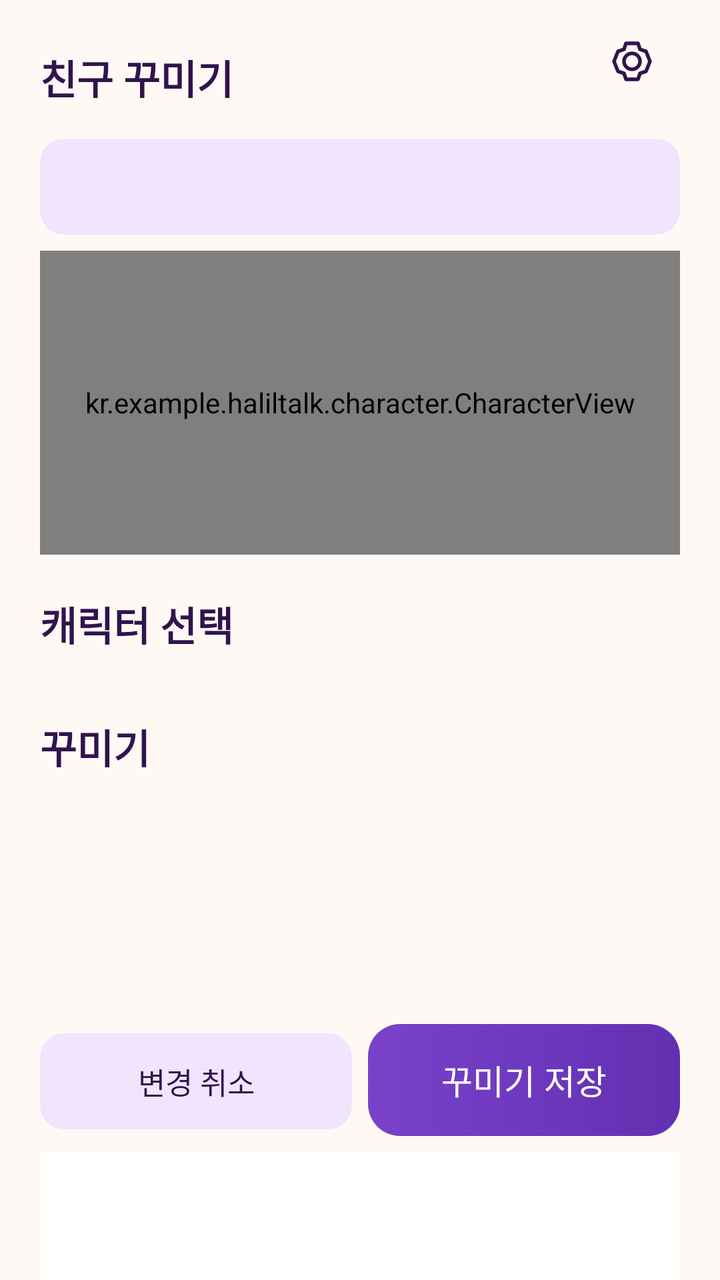
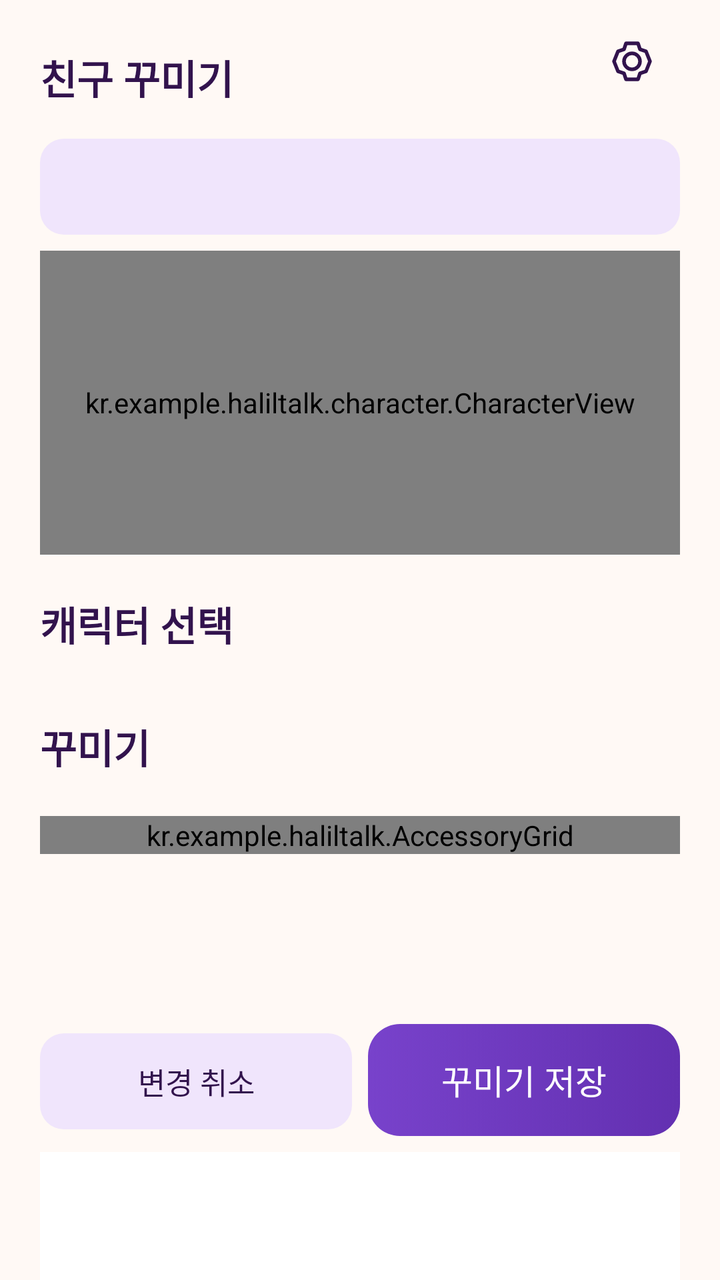

Before-and-after screenshots of an Android layout around one commit, followed by the original layout XML and the change that was made.
<!-- AndroidManifest.xml: application theme android:Theme.Material.Light.NoActionBar -->
<!-- res/layout/screen_customization.xml -->
<LinearLayout xmlns:android="http://schemas.android.com/apk/res/android" style="@style/Page" android:orientation="vertical">
    <LinearLayout android:layout_width="match_parent" android:layout_height="wrap_content" android:orientation="horizontal" android:gravity="center_vertical">
        <TextView style="@style/SectionTitle" android:layout_width="0dp" android:layout_weight="1" android:text="@string/customize_title"/>
        <ImageButton android:id="@+id/open_settings" style="@style/IconButton" android:src="@drawable/ic_settings" android:contentDescription="@string/settings_title"/>
    </LinearLayout>
    <Button android:id="@+id/wardrobe_friend" style="@style/SecondaryButton" android:contentDescription="@string/customize_select"/>
    <TextView android:id="@+id/wardrobe_empty" style="@style/BodyText" android:layout_height="0dp" android:layout_weight="1" android:gravity="center" android:text="@string/customize_empty" android:visibility="gone"/>
    <LinearLayout android:id="@+id/wardrobe_content" android:layout_width="match_parent" android:layout_height="0dp" android:layout_weight="1" android:orientation="vertical">
        <kr.example.haliltalk.character.CharacterView android:id="@+id/wardrobe_preview" android:layout_width="match_parent" android:layout_height="152dp" android:background="@drawable/bg_hero" android:padding="8dp"/>
        <ScrollView android:layout_width="match_parent" android:layout_height="0dp" android:layout_weight="1">
            <LinearLayout android:layout_width="match_parent" android:layout_height="wrap_content" android:orientation="vertical">
                <TextView style="@style/SectionTitle" android:text="@string/character_selection"/>
                <HorizontalScrollView android:layout_width="match_parent" android:layout_height="wrap_content" android:scrollbars="none">
                    <LinearLayout android:id="@+id/wardrobe_characters" android:layout_width="wrap_content" android:layout_height="wrap_content" android:orientation="horizontal"/>
                </HorizontalScrollView>
                <TextView style="@style/SectionTitle" android:text="@string/accessory_selection"/>
                <HorizontalScrollView android:layout_width="match_parent" android:layout_height="wrap_content" android:scrollbars="none">
                    <LinearLayout android:id="@+id/wardrobe_tabs" android:layout_width="wrap_content" android:layout_height="wrap_content" android:orientation="horizontal"/>
                </HorizontalScrollView>
                <HorizontalScrollView android:layout_width="match_parent" android:layout_height="wrap_content" android:scrollbars="none" android:layout_marginBottom="12dp">
                    <LinearLayout android:id="@+id/wardrobe_items" android:layout_width="wrap_content" android:layout_height="wrap_content" android:orientation="horizontal"/>
                </HorizontalScrollView>
            </LinearLayout>
        </ScrollView>
    </LinearLayout>
    <LinearLayout android:id="@+id/wardrobe_actions" android:layout_width="match_parent" android:layout_height="wrap_content" android:orientation="horizontal">
        <Button android:id="@+id/wardrobe_cancel" style="@style/SecondaryButton" android:layout_width="0dp" android:layout_weight="1" android:layout_marginEnd="8dp" android:text="@string/customize_reset"/>
        <Button android:id="@+id/wardrobe_save" style="@style/PrimaryButton" android:layout_width="0dp" android:layout_weight="1" android:text="@string/customize_save"/>
    </LinearLayout>
    <include layout="@layout/bottom_navigation"/>
</LinearLayout>
<!-- res/layout/bottom_navigation.xml (included above) -->
<?xml version="1.0" encoding="utf-8"?>
<LinearLayout xmlns:android="http://schemas.android.com/apk/res/android"
    android:id="@+id/bottom_navigation"
    android:layout_width="match_parent"
    android:layout_height="wrap_content"
    android:minHeight="64dp"
    android:paddingTop="4dp"
    android:paddingBottom="4dp"
    android:orientation="horizontal"
    android:background="@color/surface" />
<!-- resources referenced by this layout -->
<resources>
  <color name="surface">#FFFFFF</color>
  <!-- drawable bg_hero (drawable) -->
  <shape xmlns:android="http://schemas.android.com/apk/res/android">
      <gradient android:angle="315" android:startColor="@color/hero_top" android:endColor="@color/hero_bottom"/>
      <corners android:radius="24dp"/>
  </shape>
  <!-- drawable ic_settings (drawable) -->
  <vector xmlns:android="http://schemas.android.com/apk/res/android" android:width="24dp" android:height="24dp" android:viewportWidth="24" android:viewportHeight="24">
      <path android:pathData="M9,3H15L16,6L19,7L21,12L19,17L16,18L15,21H9L8,18L5,17L3,12L5,7L8,6ZM16,12A4,4 0,1 1,8 12A4,4 0,1 1,16 12"
          android:fillColor="@android:color/transparent" android:strokeColor="@color/ink" android:strokeWidth="1.8" android:strokeLineJoin="round"/>
  </vector>
  <string name="accessory_selection">꾸미기</string>
  <string name="character_selection">캐릭터 선택</string>
  <string name="customize_empty">아직 친구가 없어요.\n우상단 설정에서 앱 친구를 추가해 주세요.</string>
  <string name="customize_reset">변경 취소</string>
  <string name="customize_save">꾸미기 저장</string>
  <string name="customize_select">꾸밀 친구</string>
  <string name="customize_title">친구 꾸미기</string>
  <string name="settings_title">설정</string>
  <style name="BodyText">
          <item name="android:layout_width">match_parent</item>
          <item name="android:layout_height">wrap_content</item>
          <item name="android:textColor">@color/ink</item>
          <item name="android:textSize">17sp</item>
          <item name="android:breakStrategy">simple</item>
      </style>
  <style name="IconButton">
          <item name="android:layout_width">48dp</item>
          <item name="android:layout_height">48dp</item>
          <item name="android:padding">12dp</item>
          <item name="android:background">?android:attr/selectableItemBackgroundBorderless</item>
          <item name="android:tint">@color/ink</item>
      </style>
  <style name="Page">
          <item name="android:layout_width">match_parent</item>
          <item name="android:layout_height">match_parent</item>
          <item name="android:orientation">vertical</item>
          <item name="android:background">@color/canvas</item>
          <item name="android:paddingStart">20dp</item>
          <item name="android:paddingEnd">20dp</item>
      </style>
  <style name="SecondaryButton" parent="PrimaryButton">
          <item name="android:background">@drawable/bg_choice</item>
          <item name="android:textColor">@color/ink</item>
          <item name="android:minHeight">48dp</item>
          <item name="android:textSize">15sp</item>
      </style>
  <style name="SectionTitle" parent="BodyText">
          <item name="android:textSize">20sp</item>
          <item name="android:textStyle">bold</item>
          <item name="android:layout_marginTop">20dp</item>
          <item name="android:layout_marginBottom">12dp</item>
      </style>
  <color name="hero_top">#F3E8FF</color>
  <color name="hero_bottom">#DEC7F5</color>
  <color name="ink">#32134D</color>
  <color name="canvas">#FFF9F5</color>
  <!-- drawable bg_choice (drawable) -->
  <ripple xmlns:android="http://schemas.android.com/apk/res/android" android:color="@color/ripple">
      <item><selector>
          <item android:state_selected="true"><shape><solid android:color="@color/primary"/><corners android:radius="12dp"/></shape></item>
          <item><shape><solid android:color="@color/lavender"/><corners android:radius="12dp"/></shape></item>
      </selector></item>
  </ripple>
  <color name="ripple">#307842CB</color>
  <color name="disabled">#E7DDF0</color>
  <color name="primary_pressed">#6330B1</color>
  <color name="primary">#7842CB</color>
  <color name="lavender">#F0E5FC</color>
  <!-- unchanged entries left out for length: 2 -->
</resources>

<!-- the commit's change to res/layout/screen_customization.xml (unified diff, before → after) -->
@@ -7,7 +7,7 @@
     <TextView android:id="@+id/wardrobe_empty" style="@style/BodyText" android:layout_height="0dp" android:layout_weight="1" android:gravity="center" android:text="@string/customize_empty" android:visibility="gone"/>
     <LinearLayout android:id="@+id/wardrobe_content" android:layout_width="match_parent" android:layout_height="0dp" android:layout_weight="1" android:orientation="vertical">
         <kr.example.haliltalk.character.CharacterView android:id="@+id/wardrobe_preview" android:layout_width="match_parent" android:layout_height="152dp" android:background="@drawable/bg_hero" android:padding="8dp"/>
-        <ScrollView android:layout_width="match_parent" android:layout_height="0dp" android:layout_weight="1">
+        <ScrollView android:id="@+id/wardrobe_scroll" android:layout_width="match_parent" android:layout_height="0dp" android:layout_weight="1">
             <LinearLayout android:layout_width="match_parent" android:layout_height="wrap_content" android:orientation="vertical">
                 <TextView style="@style/SectionTitle" android:text="@string/character_selection"/>
                 <HorizontalScrollView android:layout_width="match_parent" android:layout_height="wrap_content" android:scrollbars="none">
@@ -17,9 +17,7 @@
                 <HorizontalScrollView android:layout_width="match_parent" android:layout_height="wrap_content" android:scrollbars="none">
                     <LinearLayout android:id="@+id/wardrobe_tabs" android:layout_width="wrap_content" android:layout_height="wrap_content" android:orientation="horizontal"/>
                 </HorizontalScrollView>
-                <HorizontalScrollView android:layout_width="match_parent" android:layout_height="wrap_content" android:scrollbars="none" android:layout_marginBottom="12dp">
-                    <LinearLayout android:id="@+id/wardrobe_items" android:layout_width="wrap_content" android:layout_height="wrap_content" android:orientation="horizontal"/>
-                </HorizontalScrollView>
+                <kr.example.haliltalk.AccessoryGrid android:id="@+id/wardrobe_items" android:layout_width="match_parent" android:layout_height="wrap_content" android:layout_marginTop="8dp" android:layout_marginBottom="12dp"/>
             </LinearLayout>
         </ScrollView>
     </LinearLayout>
